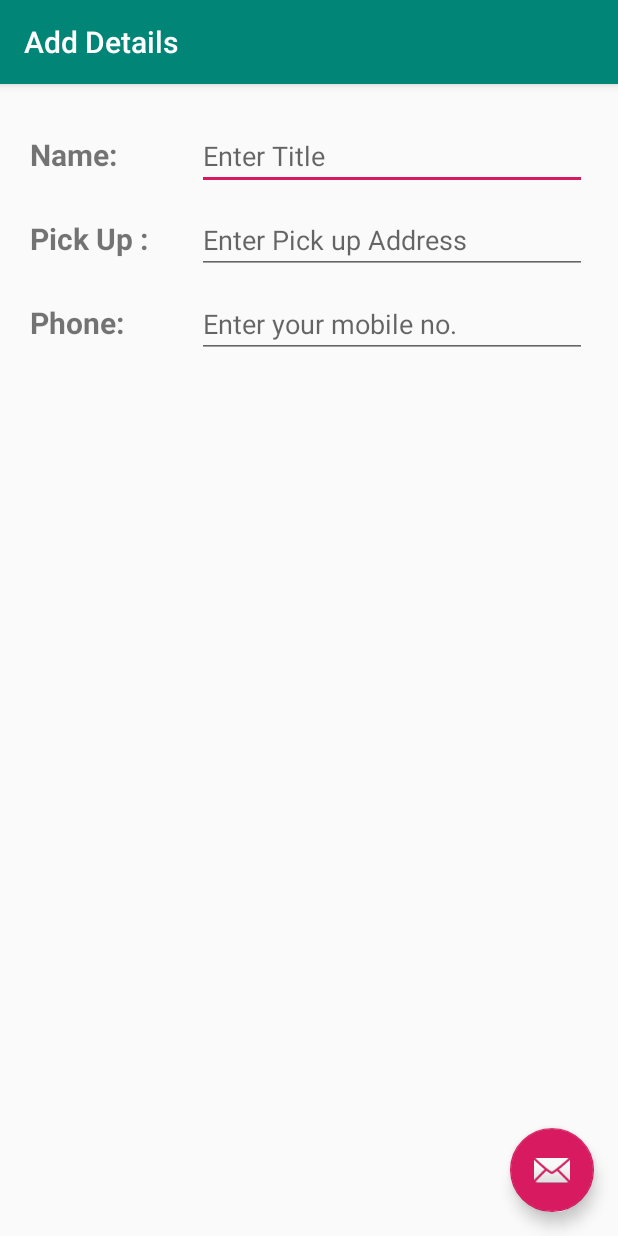
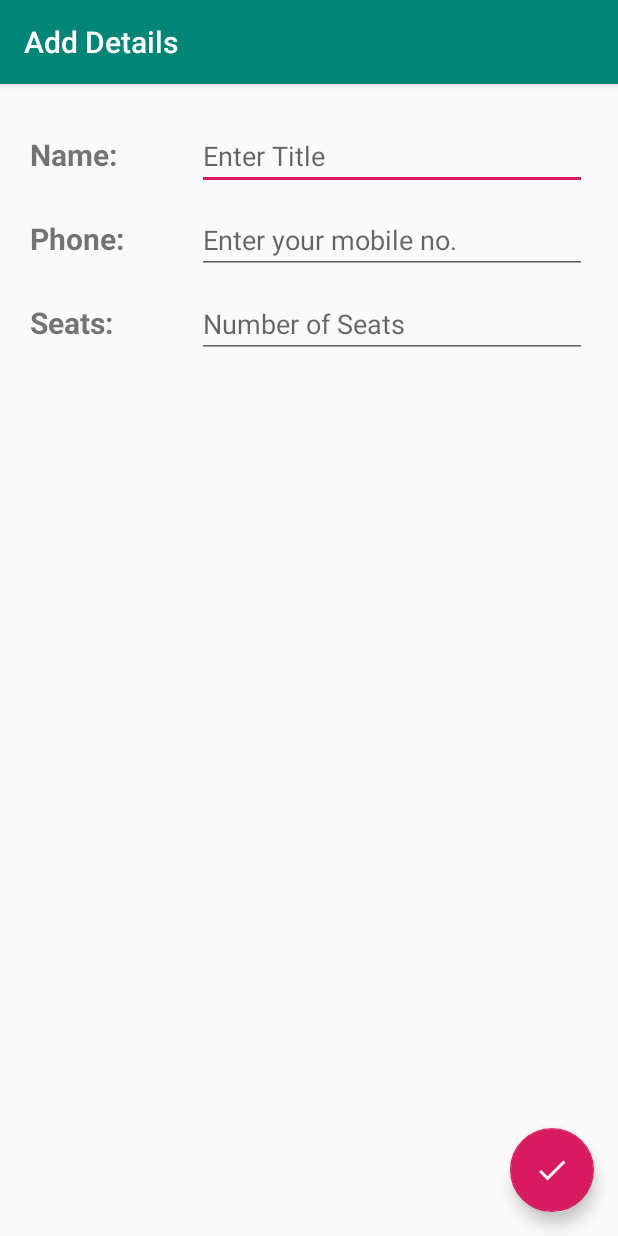
Before and after one commit to prajwalmw/RestaurantSeatBooking, an Android app: the Add_Detail screen opened directly, with no data from a screen before it, on a phone screen of 412 x 824 dp. Run offline under Robolectric (Android 15) with nearby library versions, the phone set to English and light mode, and no system bars.

Commit message:
add detail 2

```diff
--- a/app/build.gradle
+++ b/app/build.gradle
@@ -10,6 +10,7 @@ android {
         targetSdkVersion 28
         versionCode 1
         versionName "1.0"
+        vectorDrawables.useSupportLibrary = true
         testInstrumentationRunner "androidx.test.runner.AndroidJUnitRunner"
     }
     buildTypes {
--- /dev/null
+++ b/app/src/main/res/drawable/ic_check_black_24dp.xml
@@ -0,0 +1,5 @@
+<vector android:height="24dp" android:tint="#FFFFFF"
+    android:viewportHeight="24.0" android:viewportWidth="24.0"
+    android:width="24dp" xmlns:android="http://schemas.android.com/apk/res/android">
+    <path android:fillColor="#FF000000" android:pathData="M9,16.17L4.83,12l-1.42,1.41L9,19 21,7l-1.41,-1.41z"/>
+</vector>
--- a/app/src/main/res/layout/activity_add__detail.xml
+++ b/app/src/main/res/layout/activity_add__detail.xml
@@ -28,6 +28,6 @@
         android:layout_height="wrap_content"
         android:layout_gravity="bottom|end"
         android:layout_margin="@dimen/fab_margin"
-        app:srcCompat="@android:drawable/ic_dialog_email" />
+        app:srcCompat="@drawable/ic_check_black_24dp" />
 
 </androidx.coordinatorlayout.widget.CoordinatorLayout>
--- a/app/src/main/res/layout/content_add__detail.xml
+++ b/app/src/main/res/layout/content_add__detail.xml
@@ -51,37 +51,6 @@
         </LinearLayout>
 
         <LinearLayout
-            android:layout_width="match_parent"
-            android:layout_height="0sp"
-            android:layout_marginVertical="5dp"
-            android:layout_weight="1"
-            android:orientation="horizontal">
-
-            <TextView
-                android:id="@+id/address"
-                android:layout_width="0dp"
-                android:layout_height="wrap_content"
-                android:layout_alignBaseline="@+id/address_edit"
-                android:layout_alignParentStart="true"
-                android:layout_weight="0.30"
-                android:text="Pick Up :"
-                android:textSize="20sp"
-                android:textStyle="bold" />
-
-            <EditText
-                android:id="@+id/address_edit"
-                android:layout_width="0dp"
-                android:layout_height="wrap_content"
-                android:layout_alignParentBottom="true"
-                android:layout_alignParentEnd="true"
-                android:layout_weight="0.70"
-                android:ems="10"
-                android:hint="Enter Pick up Address"
-                android:inputType="textPostalAddress" />
-
-        </LinearLayout>
-
-        <LinearLayout
             android:id="@+id/phone_linear"
             android:layout_width="match_parent"
             android:layout_height="0sp"
@@ -115,5 +84,62 @@
 
         </LinearLayout>
 
+        <LinearLayout
+            android:layout_width="match_parent"
+            android:layout_height="0sp"
+            android:layout_marginVertical="5dp"
+            android:layout_weight="1"
+            android:orientation="horizontal">
+
+            <TextView
+                android:id="@+id/seats"
+                android:layout_width="0dp"
+                android:layout_height="wrap_content"
+                android:layout_alignBaseline="@+id/seats_edit"
+                android:layout_alignEnd="@+id/type"
+                android:layout_weight="0.30"
+                android:text="Seats:"
+                android:textSize="20sp"
+                android:textStyle="bold" />
+
+            <EditText
+                android:id="@+id/seats_edit"
+                android:layout_width="0dp"
+                android:layout_height="wrap_content"
+                android:layout_alignStart="@+id/phone_edit"
+                android:layout_centerVertical="true"
+                android:layout_column="2"
+                android:layout_row="2"
+                android:layout_weight="0.70"
+                android:ems="10"
+                android:hint="Number of Seats"
+                android:inputType="number"
+                />
+
+        </LinearLayout>
+
     </LinearLayout>
+
+    <TextView
+        android:id="@+id/text_a"
+        android:layout_width="wrap_content"
+        android:layout_height="wrap_content"
+        tools:text="Available Seats:"
+        android:textSize="20dp"
+        android:layout_margin="20dp"
+        android:layout_below="@+id/linear"
+        />
+
+    <TextView
+        android:id="@+id/text_b"
+        android:layout_width="wrap_content"
+        android:layout_height="wrap_content"
+        tools:text="1"
+        android:textSize="20dp"
+        android:layout_margin="20dp"
+        android:layout_below="@+id/linear"
+        android:layout_toRightOf="@id/text_a"
+        android:layout_alignBaseline="@id/text_a"
+        />
+
 </RelativeLayout>
```
Also changed, not shown: app/src/main/res/drawable/ic_person_black_24dp.xml (added, +9 -0 lines), app/src/main/res/menu/activity_main_drawer.xml (+11 -5 lines).
